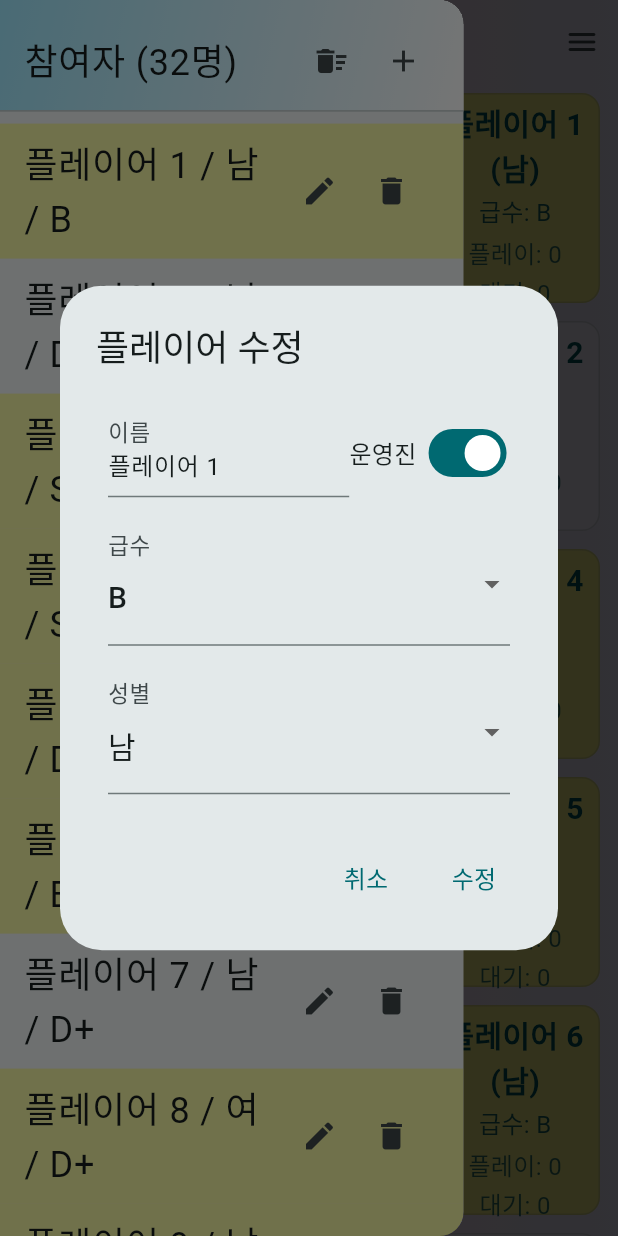
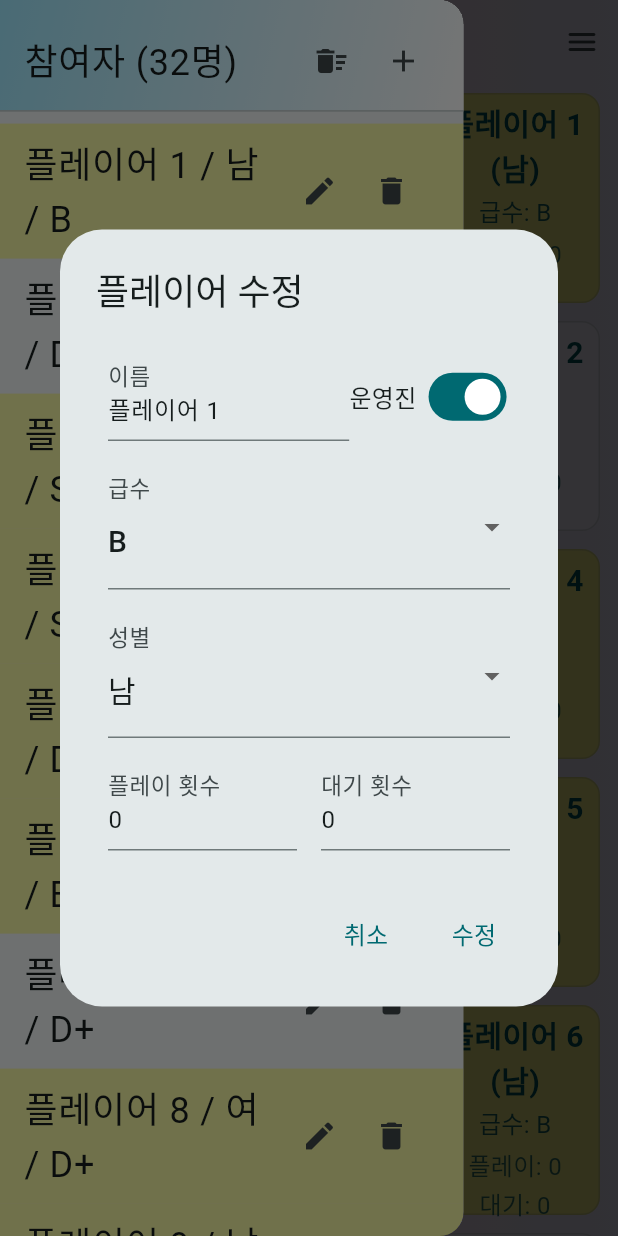
Before and after one commit to Hyun-Tak-Lee/hotswing, a Flutter app: the screen it shows after launch, after a tap on "자동 매칭", after a tap on the "menu" icon, after a tap on the "edit" icon, on a phone screen of 412 x 824 dp. Run offline on Flutter 3.47's test engine with Material 3 defaults, Android fonts, the phone set to English and light mode, and no system bars; our stand-ins replace shared_preferences.

Commit message:
플레이어 수정 시 플레이 횟수 및 대기 횟수 수정 기능 추가
- 플레이어 수정 다이얼로그에 '플레이 횟수'와 '대기 횟수' 입력 필드 추가
- 숫자만 입력 가능하도록 `TextInputFormatter.digitsOnly` 적용
- 입력값 유효성 검사 추가 (필수 입력, 숫자 형식)

```diff
--- a/lib/src/common/widgets/dialogs/add_player_dialog.dart
+++ b/lib/src/common/widgets/dialogs/add_player_dialog.dart
@@ -1,4 +1,5 @@
 import 'package:flutter/material.dart';
+import 'package:flutter/services.dart'; // Required for TextInputFormatter
 import 'package:hotswing/src/common/utils/skill_utils.dart';
 import 'package:hotswing/src/providers/players_provider.dart';
 
@@ -19,6 +20,8 @@ class _AddPlayerDialogState extends State<AddPlayerDialog> {
   final List<String> _genders = ['남', '여'];
   bool _isManager = false;
   String? _selectedSkillLevel;
+  int? _playCount;
+  int? _waitCount;
 
   @override
   void initState() {
@@ -27,10 +30,11 @@ class _AddPlayerDialogState extends State<AddPlayerDialog> {
       // 수정 모드: 기존 플레이어 정보로 상태 변수 초기화
       _name = widget.player!.name;
       _rate = widget.player!.rate;
-      // rate (int)를 _selectedSkillLevel (String)으로 변환 (skill_utils.dart의 getter 사용)
       _selectedSkillLevel = rateToSkillLevel[widget.player!.rate];
       _selectedGender = widget.player!.gender;
       _isManager = widget.player!.manager;
+      _playCount = widget.player!.played;
+      _waitCount = widget.player!.waited;
     }
   }
 
@@ -164,6 +168,67 @@ class _AddPlayerDialogState extends State<AddPlayerDialog> {
                     _selectedGender = value;
                   },
                 ),
+                if (isEditMode) ...[
+                  SizedBox(height: fieldSpacing),
+                  Row(
+                    crossAxisAlignment: CrossAxisAlignment.start,
+                    children: <Widget>[
+                      Flexible(
+                        flex: 1,
+                        child: TextFormField(
+                          initialValue: _playCount?.toString(),
+                          decoration: InputDecoration(
+                            labelText: '플레이 횟수',
+                            labelStyle: TextStyle(fontSize: labelFontSize),
+                          ),
+                          keyboardType: TextInputType.number,
+                          inputFormatters: <TextInputFormatter>[
+                            FilteringTextInputFormatter.digitsOnly
+                          ],
+                          validator: (value) {
+                            if (value == null || value.isEmpty) {
+                              return '플레이 횟수를 입력하세요.';
+                            }
+                            if (int.tryParse(value) == null) {
+                              return '숫자만 입력해주세요.';
+                            }
+                            return null;
+                          },
+                          onSaved: (value) {
+                            _playCount = int.tryParse(value ?? '0');
+                          },
+                        ),
+                      ),
+                      SizedBox(width: fieldSpacing), // Horizontal spacing
+                      Flexible(
+                        flex: 1,
+                        child: TextFormField(
+                          initialValue: _waitCount?.toString(),
+                          decoration: InputDecoration(
+                            labelText: '대기 횟수',
+                            labelStyle: TextStyle(fontSize: labelFontSize),
+                          ),
+                          keyboardType: TextInputType.number,
+                          inputFormatters: <TextInputFormatter>[
+                            FilteringTextInputFormatter.digitsOnly
+                          ],
+                          validator: (value) {
+                            if (value == null || value.isEmpty) {
+                              return '대기 횟수를 입력하세요.';
+                            }
+                            if (int.tryParse(value) == null) {
+                              return '숫자만 입력해주세요.';
+                            }
+                            return null;
+                          },
+                          onSaved: (value) {
+                            _waitCount = int.tryParse(value ?? '0');
+                          },
+                        ),
+                      ),
+                    ],
+                  ),
+                ],
               ],
             ),
           ),
@@ -184,7 +249,14 @@ class _AddPlayerDialogState extends State<AddPlayerDialog> {
               _formKey.currentState!.save();
               Navigator.of(
                 context,
-              ).pop({'name': _name, 'rate': _rate, 'gender': _selectedGender, 'manager': _isManager});
+              ).pop({
+                'name': _name,
+                'rate': _rate,
+                'gender': _selectedGender,
+                'manager': _isManager,
+                'playCount': _playCount,
+                'waitCount': _waitCount,
+              });
             }
           },
         ),
```
